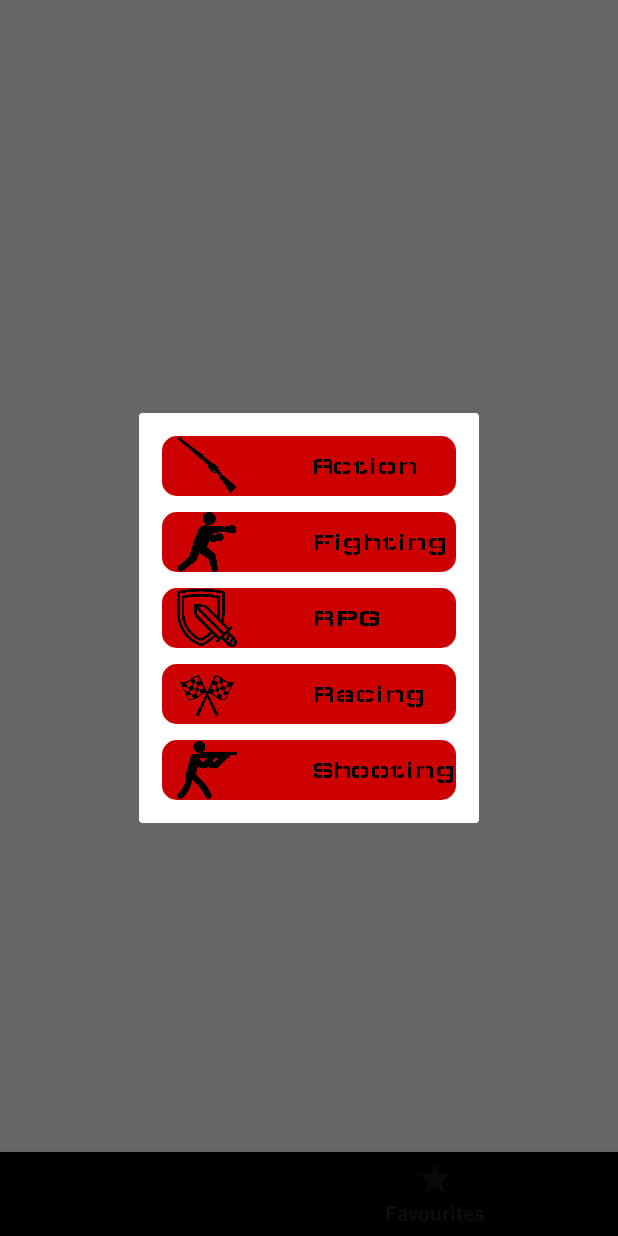
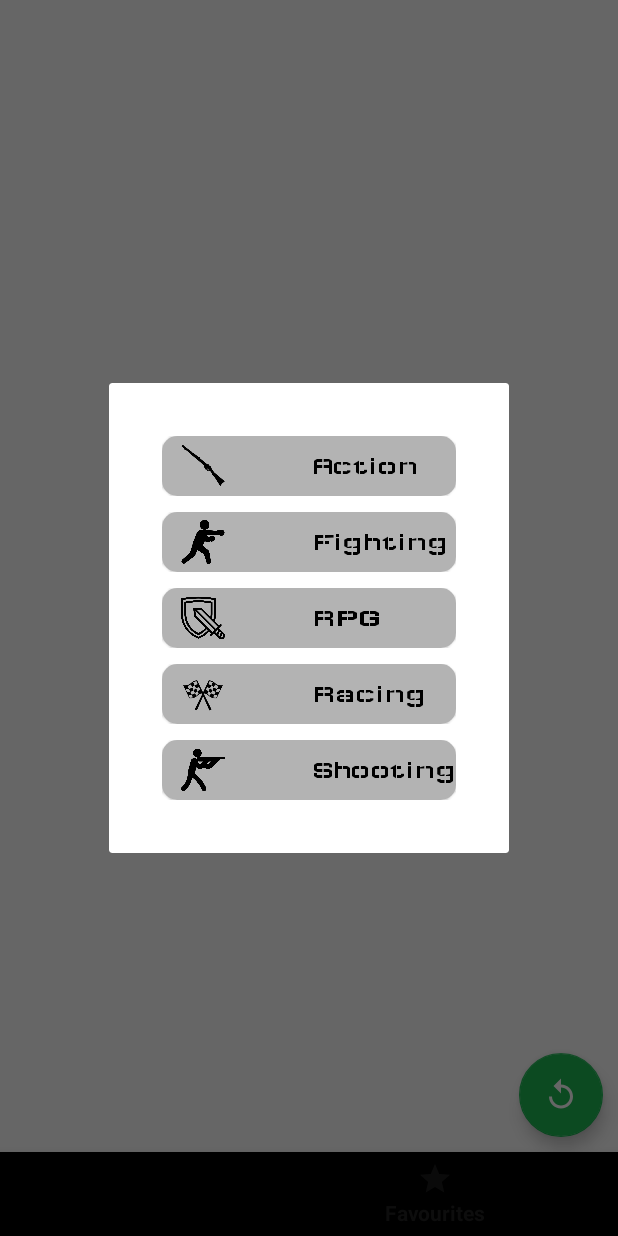
Before and after one commit to TomGustavsson/RawGCards, an Android app: the fragment DialogCategories placed in its activity, item 2 of the bottom bar chosen, on a phone screen of 412 x 824 dp. Run offline under Robolectric (Android 15) with nearby library versions, the phone set to English and light mode, and no system bars; our stand-ins replace Picasso, RxJava; libraries missing offline, so code that uses them is left out: com.wenchao.cardstack; plain views replace CardStack; network calls fail; pictures from the network do not load; 5 statements that could not run were skipped.

Commit message:
MVP update

```diff
--- a/app/src/main/AndroidManifest.xml
+++ b/app/src/main/AndroidManifest.xml
@@ -8,7 +8,7 @@
     <application
         android:name=".di.AppApplication"
         android:allowBackup="true"
-        android:icon="@mipmap/ic_launcher"
+        android:icon="@mipmap/rawg_icon"
         android:label="@string/app_name"
         android:roundIcon="@mipmap/ic_launcher_round"
         android:supportsRtl="true"
--- a/app/src/main/java/com/tomgu/rawgcards/main/categoriedialog/DialogCategories.kt
+++ b/app/src/main/java/com/tomgu/rawgcards/main/categoriedialog/DialogCategories.kt
@@ -1,5 +1,6 @@
 package com.tomgu.rawgcards.main.categoriedialog
 
+import android.content.DialogInterface
 import android.os.Bundle
 import android.util.Log
 import android.view.LayoutInflater
@@ -37,6 +38,7 @@ class DialogCategories: DialogFragment() {
     }
 
 
+
     private fun initRecyclerView() {
 
         categorieRecycler.layoutManager = LinearLayoutManager(activity)
--- a/app/src/main/java/com/tomgu/rawgcards/main/ui/MainViewModel.kt
+++ b/app/src/main/java/com/tomgu/rawgcards/main/ui/MainViewModel.kt
@@ -1,5 +1,6 @@
 package com.tomgu.rawgcards.main.ui
 
+import android.renderscript.Sampler
 import android.util.Log
 import androidx.lifecycle.MutableLiveData
 import androidx.lifecycle.ViewModel
@@ -12,7 +13,9 @@ import com.tomgu.rawgcards.main.api.GameResponse
 import io.reactivex.android.schedulers.AndroidSchedulers
 import io.reactivex.disposables.CompositeDisposable
 import io.reactivex.schedulers.Schedulers
+import java.security.Key
 import javax.inject.Inject
+import kotlin.math.log
 
 class MainViewModel : ViewModel(), AppComponent.Injectable{
 
@@ -23,7 +26,10 @@ class MainViewModel : ViewModel(), AppComponent.Injectable{
 
     private val responseLiveData: MutableLiveData<GameResponse> = MutableLiveData<GameResponse>()
     var categorie : String = "1"
-    var page : String = "1"
+
+    //Keys are categories and value is page number
+    var myMap : HashMap<String,Int> = hashMapOf("1" to 1, "2" to 1, "4" to 1, "5" to 1, "6" to 1)
+
 
     override fun inject(appComponent: AppComponent) {
         appComponent.inject(this)
@@ -31,7 +37,7 @@ class MainViewModel : ViewModel(), AppComponent.Injectable{
 
     fun getApiItems() {
 
-        disposables.add(gameRepository.getApi().getStoreObject(1,categorie,"1995-01-01,2019-12-31")
+        disposables.add(gameRepository.getApi().getStoreObject(myMap.get(categorie)!!,categorie,"1995-01-01,2019-12-31")
             .subscribeOn(Schedulers.io())
             .unsubscribeOn(Schedulers.computation())
             .observeOn(AndroidSchedulers.mainThread())
@@ -60,7 +66,17 @@ class MainViewModel : ViewModel(), AppComponent.Injectable{
             "RPG" -> categorie = "5"
             "Fighting" -> categorie = "6"
         }
-        Log.d("blabla", categorie)
+    }
+
+    fun setPageNumber(){
+        myMap.put(categorie, myMap.get(categorie)!! + 1)
+    }
+
+    fun resetAllPages(){
+        for(entry in myMap.entries){
+            myMap.put(entry.key,1)
+        }
+        Log.d("billyz", myMap.toString())
     }
 
 }
--- /dev/null
+++ b/app/src/main/res/drawable/ic_replay_black_24dp.xml
@@ -0,0 +1,5 @@
+<vector android:height="24dp" android:tint="#FFFFFF"
+    android:viewportHeight="24.0" android:viewportWidth="24.0"
+    android:width="24dp" xmlns:android="http://schemas.android.com/apk/res/android">
+    <path android:fillColor="#FF000000" android:pathData="M12,5V1L7,6l5,5V7c3.31,0 6,2.69 6,6s-2.69,6 -6,6 -6,-2.69 -6,-6H4c0,4.42 3.58,8 8,8s8,-3.58 8,-8 -3.58,-8 -8,-8z"/>
+</vector>
--- a/app/src/main/res/layout/activity_main.xml
+++ b/app/src/main/res/layout/activity_main.xml
@@ -5,6 +5,19 @@
     android:layout_width="match_parent"
     android:layout_height="match_parent"
     tools:context=".main.ui.MainActivity">
+
+    <com.google.android.material.floatingactionbutton.FloatingActionButton
+        android:id="@+id/reverseFab"
+        android:layout_width="wrap_content"
+        android:layout_height="wrap_content"
+        android:clickable="true"
+        android:focusable="true"
+        android:elevation="3dp"
+        android:layout_marginEnd="10dp"
+        android:layout_marginBottom="10dp"
+        app:layout_constraintBottom_toTopOf="@+id/bottom_nav_bar"
+        app:layout_constraintEnd_toEndOf="parent"
+        app:srcCompat="@drawable/ic_replay_black_24dp" />
 
     <Switch
         android:id="@+id/switchCategories"
--- a/app/src/main/res/layout/categorie_list_item.xml
+++ b/app/src/main/res/layout/categorie_list_item.xml
@@ -18,12 +18,13 @@
         <LinearLayout
             android:layout_width="match_parent"
             android:layout_height="wrap_content"
-            android:background="@android:color/holo_red_dark"
+            android:background="@color/colorPrimaryLighter"
             android:orientation="horizontal">
 
             <ImageView
                 android:id="@+id/categorie_imageview"
                 android:paddingStart="10dp"
+                android:padding="5dp"
                 android:layout_width="50dp"
                 android:layout_height="40dp"
                 android:src="@drawable/shooting_icon"/>
--- a/app/src/main/res/layout/dialog_categories_list.xml
+++ b/app/src/main/res/layout/dialog_categories_list.xml
@@ -2,11 +2,12 @@
 <LinearLayout xmlns:android="http://schemas.android.com/apk/res/android"
     android:orientation="vertical" android:layout_width="match_parent"
     android:background="@drawable/layout_bg"
-    android:padding="10dp"
+    android:padding="20dp"
     android:layout_height="match_parent">
 
     <androidx.recyclerview.widget.RecyclerView
         android:id="@+id/categoriesRecyclerView"
+        android:padding="10dp"
         android:layout_width="match_parent"
         android:layout_height="match_parent" />
 </LinearLayout>
--- a/app/src/main/res/mipmap-anydpi-v26/ic_launcher.xml
+++ /dev/null
@@ -1,5 +0,0 @@
-<?xml version="1.0" encoding="utf-8"?>
-<adaptive-icon xmlns:android="http://schemas.android.com/apk/res/android">
-    <background android:drawable="@drawable/ic_launcher_background" />
-    <foreground android:drawable="@drawable/ic_launcher_foreground" />
-</adaptive-icon>
```
Also changed, not shown: app/src/main/java/com/tomgu/rawgcards/main/ui/MainActivity.kt (+31 -4 lines), app/src/main/res/layout/dialog_game_info.xml (+8 -7 lines), app/src/main/res/layout/game_list_item.xml (+5 -6 lines), app/src/main/res/mipmap-hdpi/ic_launcher.png (deleted), app/src/main/res/mipmap-mdpi/ic_launcher.png (deleted), app/src/main/res/mipmap-xhdpi/ic_launcher.png (deleted), app/src/main/res/mipmap-xxhdpi/ic_launcher.png (deleted), app/src/main/res/mipmap-xxhdpi/rawg_icon.png (added), app/src/main/res/mipmap-xxxhdpi/ic_launcher.png (deleted).
